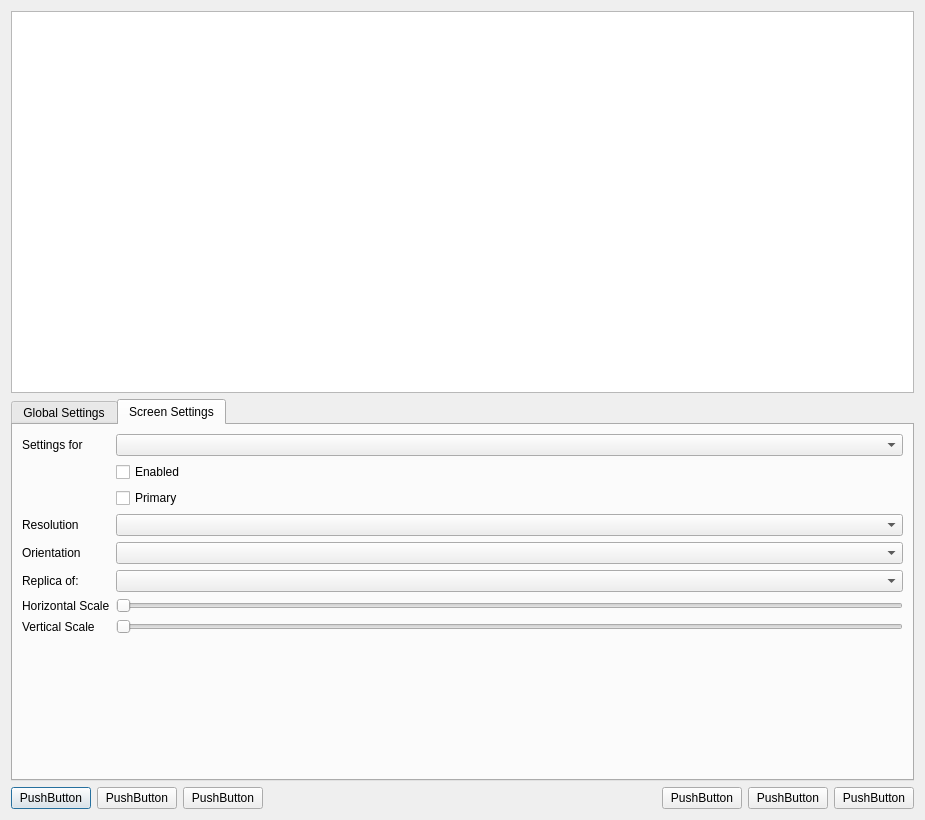
Above: main.ui from ralsina/xrandroll before the change. Below: the same form after it.
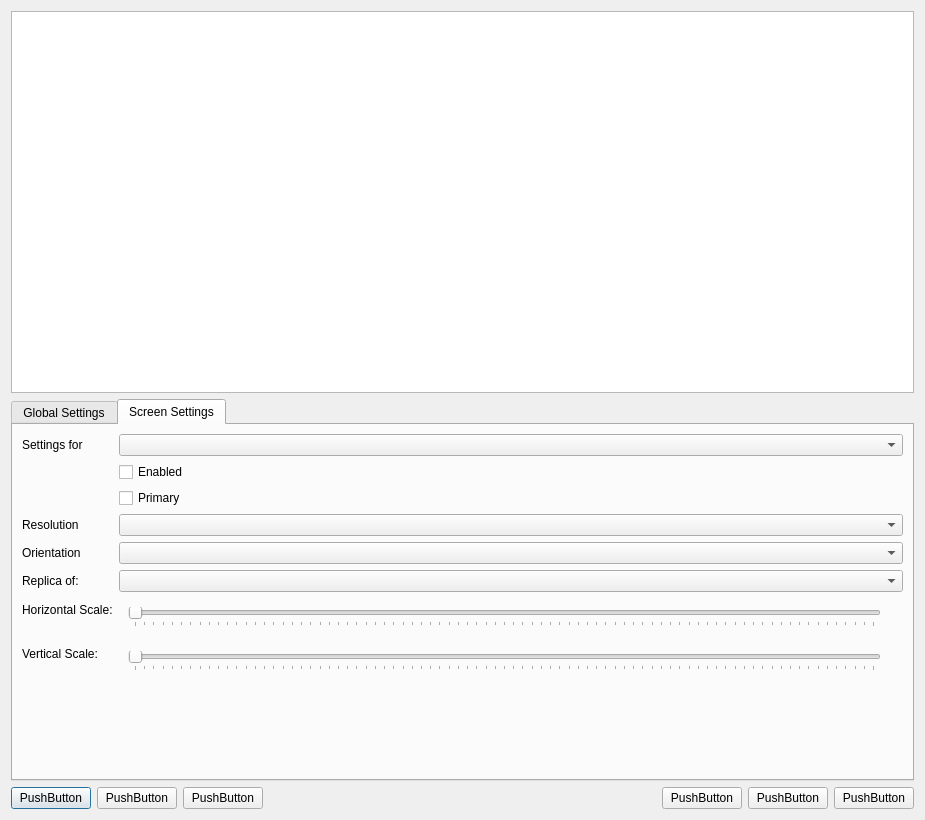
That is the form after the change. The open tabs and pages were chosen to show the change.

Commit message: Support disabled monitors, other bits

What changed in the file:
```diff
--- a/main.ui
+++ b/main.ui
@@ -91,7 +91,11 @@
         </widget>
        </item>
        <item row="0" column="1">
-        <widget class="QComboBox" name="screenCombo"/>
+        <widget class="QComboBox" name="screenCombo">
+         <property name="sizeAdjustPolicy">
+          <enum>QComboBox::AdjustToContents</enum>
+         </property>
+        </widget>
        </item>
        <item row="1" column="1">
         <widget class="QCheckBox" name="checkBox">
@@ -115,7 +119,11 @@
         </widget>
        </item>
        <item row="3" column="1">
-        <widget class="QComboBox" name="comboBox_2"/>
+        <widget class="QComboBox" name="modes">
+         <property name="sizeAdjustPolicy">
+          <enum>QComboBox::AdjustToContents</enum>
+         </property>
+        </widget>
        </item>
        <item row="4" column="0">
         <widget class="QLabel" name="label_3">
@@ -125,7 +133,11 @@
         </widget>
        </item>
        <item row="4" column="1">
-        <widget class="QComboBox" name="comboBox_3"/>
+        <widget class="QComboBox" name="comboBox_3">
+         <property name="sizeAdjustPolicy">
+          <enum>QComboBox::AdjustToContents</enum>
+         </property>
+        </widget>
        </item>
        <item row="5" column="0">
         <widget class="QLabel" name="label_4">
@@ -135,34 +147,88 @@
         </widget>
        </item>
        <item row="5" column="1">
-        <widget class="QComboBox" name="replicaOf"/>
-       </item>
-       <item row="6" column="1">
-        <widget class="QSlider" name="horizontalSlider_2">
-         <property name="orientation">
-          <enum>Qt::Horizontal</enum>
+        <widget class="QComboBox" name="replicaOf">
+         <property name="sizeAdjustPolicy">
+          <enum>QComboBox::AdjustToContents</enum>
          </property>
         </widget>
        </item>
        <item row="6" column="0">
         <widget class="QLabel" name="label_6">
          <property name="text">
-          <string>Horizontal Scale</string>
+          <string>Horizontal Scale:</string>
          </property>
         </widget>
        </item>
        <item row="7" column="0">
         <widget class="QLabel" name="label_7">
          <property name="text">
-          <string>Vertical Scale</string>
+          <string>Vertical Scale:</string>
          </property>
         </widget>
        </item>
+       <item row="6" column="1">
+        <widget class="QWidget" name="widget" native="true">
+         <layout class="QHBoxLayout" name="horizontalLayout_2">
+          <item>
+           <widget class="QSlider" name="horizontalScale">
+            <property name="maximum">
+             <number>400</number>
+            </property>
+            <property name="singleStep">
+             <number>5</number>
+            </property>
+            <property name="pageStep">
+             <number>25</number>
+            </property>
+            <property name="orientation">
+             <enum>Qt::Horizontal</enum>
+            </property>
+            <property name="tickPosition">
+             <enum>QSlider::TicksBelow</enum>
+            </property>
+           </widget>
+          </item>
+          <item>
+           <widget class="QLabel" name="horizontalScaleLabel">
+            <property name="text">
+             <string/>
+            </property>
+           </widget>
+          </item>
+         </layout>
+        </widget>
+       </item>
        <item row="7" column="1">
-        <widget class="QSlider" name="horizontalSlider_3">
-         <property name="orientation">
-          <enum>Qt::Horizontal</enum>
-         </property>
+        <widget class="QWidget" name="widget_2" native="true">
+         <layout class="QHBoxLayout" name="horizontalLayout_3">
+          <item>
+           <widget class="QSlider" name="verticalScale">
+            <property name="maximum">
+             <number>400</number>
+            </property>
+            <property name="singleStep">
+             <number>5</number>
+            </property>
+            <property name="pageStep">
+             <number>25</number>
+            </property>
+            <property name="orientation">
+             <enum>Qt::Horizontal</enum>
+            </property>
+            <property name="tickPosition">
+             <enum>QSlider::TicksBelow</enum>
+            </property>
+           </widget>
+          </item>
+          <item>
+           <widget class="QLabel" name="verticalScaleLabel">
+            <property name="text">
+             <string/>
+            </property>
+           </widget>
+          </item>
+         </layout>
         </widget>
        </item>
       </layout>
```
Left out of the diff: 10 changed lines with no effect on the pictures. The commit also changes 2 other files.
